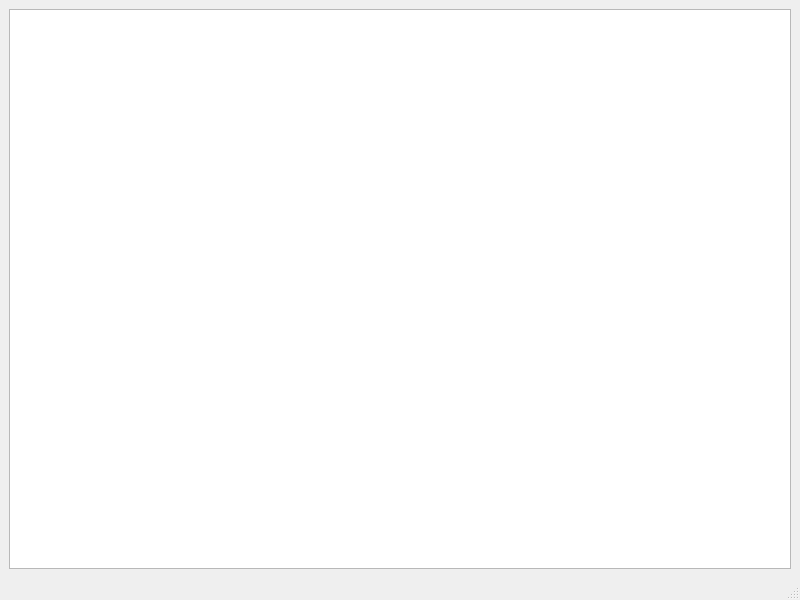
Qt form mainwindow.ui (ana-henao/parcial3) before a commit.
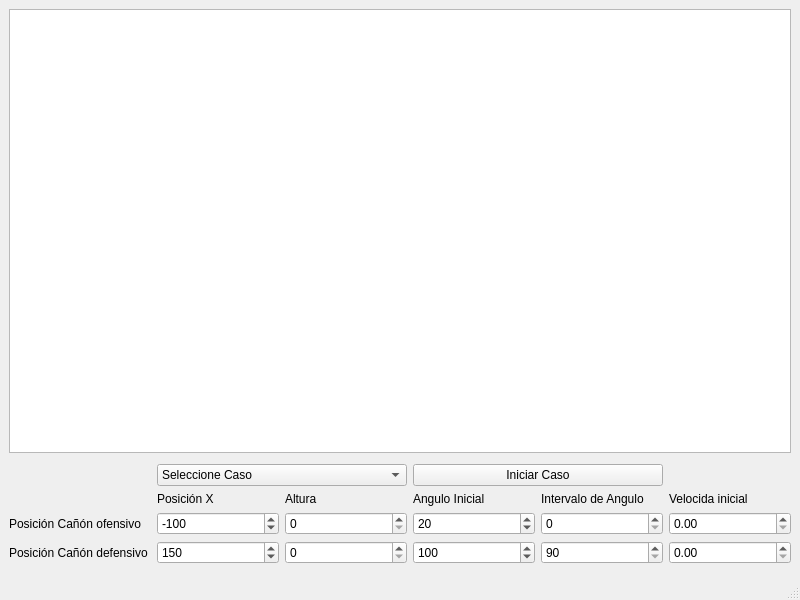
The same form after that commit.

```diff
--- a/mainwindow.ui
+++ b/mainwindow.ui
@@ -15,6 +15,195 @@
   </property>
   <widget class="QWidget" name="centralwidget">
    <layout class="QGridLayout" name="gridLayout">
+    <item row="3" column="0">
+     <layout class="QGridLayout" name="gridLayout_2">
+      <property name="topMargin">
+       <number>5</number>
+      </property>
+      <property name="bottomMargin">
+       <number>5</number>
+      </property>
+      <item row="1" column="2">
+       <widget class="QLabel" name="label_3">
+        <property name="text">
+         <string>Altura</string>
+        </property>
+       </widget>
+      </item>
+      <item row="2" column="0">
+       <widget class="QLabel" name="label">
+        <property name="text">
+         <string>Posición Cañón ofensivo </string>
+        </property>
+       </widget>
+      </item>
+      <item row="3" column="2">
+       <widget class="QSpinBox" name="alturaD">
+        <property name="maximum">
+         <number>200</number>
+        </property>
+       </widget>
+      </item>
+      <item row="3" column="4">
+       <widget class="QSpinBox" name="intervaloD">
+        <property name="minimum">
+         <number>90</number>
+        </property>
+        <property name="maximum">
+         <number>180</number>
+        </property>
+       </widget>
+      </item>
+      <item row="2" column="2">
+       <widget class="QSpinBox" name="alturaO">
+        <property name="minimum">
+         <number>0</number>
+        </property>
+        <property name="maximum">
+         <number>200</number>
+        </property>
+        <property name="value">
+         <number>0</number>
+        </property>
+       </widget>
+      </item>
+      <item row="1" column="4">
+       <widget class="QLabel" name="label_6">
+        <property name="text">
+         <string>Intervalo de Angulo</string>
+        </property>
+       </widget>
+      </item>
+      <item row="2" column="1">
+       <widget class="QSpinBox" name="posxO">
+        <property name="minimum">
+         <number>-500</number>
+        </property>
+        <property name="maximum">
+         <number>0</number>
+        </property>
+        <property name="value">
+         <number>-100</number>
+        </property>
+       </widget>
+      </item>
+      <item row="1" column="3">
+       <widget class="QLabel" name="label_5">
+        <property name="text">
+         <string>Angulo Inicial</string>
+        </property>
+       </widget>
+      </item>
+      <item row="1" column="5">
+       <widget class="QLabel" name="label_7">
+        <property name="text">
+         <string>Velocida inicial</string>
+        </property>
+       </widget>
+      </item>
+      <item row="3" column="5">
+       <widget class="QDoubleSpinBox" name="VelId"/>
+      </item>
+      <item row="2" column="5">
+       <widget class="QDoubleSpinBox" name="VelIO"/>
+      </item>
+      <item row="3" column="0">
+       <widget class="QLabel" name="label_4">
+        <property name="text">
+         <string>Posición Cañón defensivo </string>
+        </property>
+       </widget>
+      </item>
+      <item row="1" column="1">
+       <widget class="QLabel" name="label_2">
+        <property name="text">
+         <string>Posición X</string>
+        </property>
+       </widget>
+      </item>
+      <item row="3" column="3">
+       <widget class="QSpinBox" name="anguloID">
+        <property name="minimum">
+         <number>90</number>
+        </property>
+        <property name="maximum">
+         <number>180</number>
+        </property>
+        <property name="value">
+         <number>100</number>
+        </property>
+       </widget>
+      </item>
+      <item row="2" column="3">
+       <widget class="QSpinBox" name="anguloIO">
+        <property name="maximum">
+         <number>90</number>
+        </property>
+        <property name="value">
+         <number>20</number>
+        </property>
+       </widget>
+      </item>
+      <item row="2" column="4">
+       <widget class="QSpinBox" name="intervaloO">
+        <property name="maximum">
+         <number>90</number>
+        </property>
+       </widget>
+      </item>
+      <item row="3" column="1">
+       <widget class="QSpinBox" name="posxD">
+        <property name="maximum">
+         <number>500</number>
+        </property>
+        <property name="value">
+         <number>150</number>
+        </property>
+       </widget>
+      </item>
+      <item row="0" column="3" colspan="2">
+       <widget class="QPushButton" name="iniciarCaso">
+        <property name="text">
+         <string>Iniciar Caso</string>
+        </property>
+       </widget>
+      </item>
+      <item row="0" column="1" colspan="2">
+       <widget class="QComboBox" name="listaCasos">
+        <item>
+         <property name="text">
+          <string>Seleccione Caso</string>
+         </property>
+        </item>
+        <item>
+         <property name="text">
+          <string>Caso1</string>
+         </property>
+        </item>
+        <item>
+         <property name="text">
+          <string>Caso2</string>
+         </property>
+        </item>
+        <item>
+         <property name="text">
+          <string>Caso3</string>
+         </property>
+        </item>
+        <item>
+         <property name="text">
+          <string>Caso4</string>
+         </property>
+        </item>
+        <item>
+         <property name="text">
+          <string>Caso5</string>
+         </property>
+        </item>
+       </widget>
+      </item>
+     </layout>
+    </item>
     <item row="0" column="0">
      <widget class="QGraphicsView" name="campo"/>
     </item>
```
